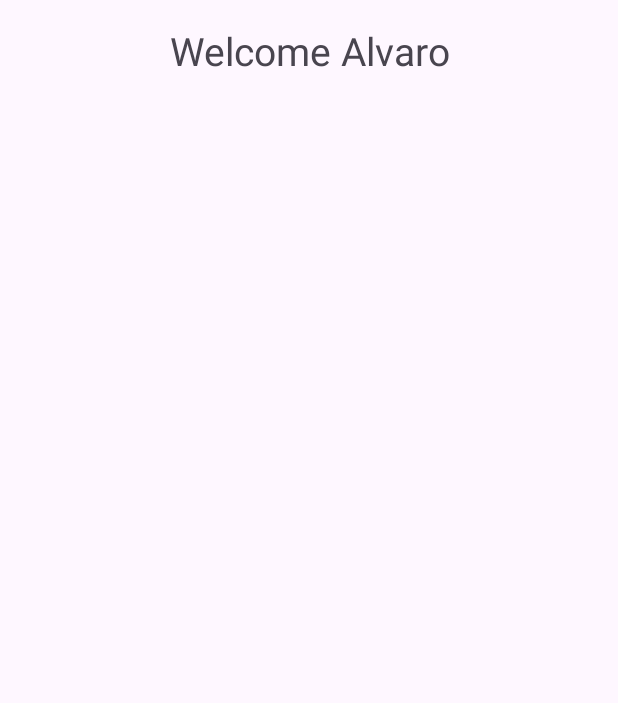
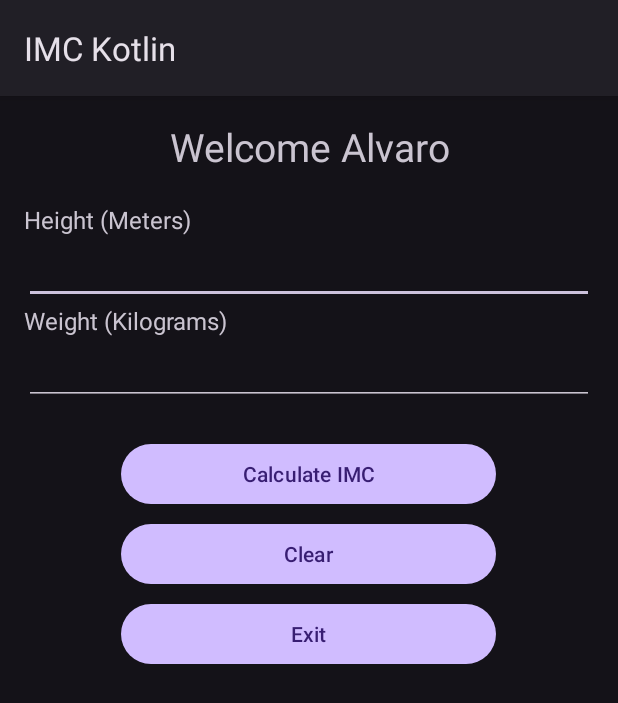
Before and after one commit to INGCapaDev/Calculadora-Imc-Kotlin, an Android app: the screen it shows after launch (MainActivity), on a phone screen of 412 x 824 dp. Shown: the top 703 px of the screen. Run offline under Robolectric (Android 15) with nearby library versions, the phone set to English and light mode, and no system bars.

Commit message:
App Layout and Theme

```diff
--- a/app/src/main/AndroidManifest.xml
+++ b/app/src/main/AndroidManifest.xml
@@ -10,7 +10,7 @@
         android:label="@string/app_name"
         android:roundIcon="@mipmap/ic_launcher_round"
         android:supportsRtl="true"
-        android:theme="@style/Theme.IMCKotlin"
+        android:theme="@style/Theme.Material3.Dark"
         tools:targetApi="31">
         <activity
             android:name=".MainActivity"
--- a/app/src/main/res/layout/activity_main.xml
+++ b/app/src/main/res/layout/activity_main.xml
@@ -14,10 +14,70 @@
        <TextView
            android:layout_width="match_parent"
            android:layout_height="wrap_content"
+           android:layout_marginBottom="20dp"
            android:textAlignment="center"
            android:textSize="26sp"
            android:text="@string/greeting"/>
 
+       <TextView
+           android:layout_width="match_parent"
+           android:layout_height="wrap_content"
+           android:labelFor="@+id/txtHeight"
+           android:text="@string/height"
+           android:textSize="16sp"/>
+
+       <EditText
+           android:layout_width="match_parent"
+           android:layout_height="wrap_content"
+           android:id="@+id/txtHeight"
+           android:autofillHints=""
+           android:inputType="numberDecimal"/>
+
+       <TextView
+           android:layout_width="match_parent"
+           android:layout_height="wrap_content"
+           android:labelFor="@+id/txtWeight"
+           android:text="@string/weight"
+           android:textSize="16sp"/>
+
+       <EditText
+           android:layout_width="match_parent"
+           android:layout_height="wrap_content"
+           android:id="@+id/txtWeight"
+           android:autofillHints=""
+           android:inputType="numberDecimal"/>
+
+       <TextView
+           android:layout_width="match_parent"
+           android:layout_height="wrap_content"
+           android:id="@+id/lblIMC"
+           android:textSize="16sp"/>
+
+       <Button
+           android:layout_width="250dp"
+           android:layout_height="wrap_content"
+           android:layout_gravity="center"
+           android:layout_marginBottom="5dp"
+           android:text="@string/calculate"
+           android:id="@+id/btnCalculate"/>
+
+       <Button
+           android:layout_width="250dp"
+           android:layout_height="wrap_content"
+           android:layout_gravity="center"
+           android:layout_marginBottom="5dp"
+           android:text="@string/clear"
+           android:id="@+id/btnClear"/>
+
+       <Button
+           android:layout_width="250dp"
+           android:layout_height="wrap_content"
+           android:layout_gravity="center"
+           android:text="@string/exit"
+           android:id="@+id/btnExit"/>
+
+
+
    </LinearLayout>
 
 </androidx.constraintlayout.widget.ConstraintLayout>
--- a/app/src/main/res/values/strings.xml
+++ b/app/src/main/res/values/strings.xml
@@ -1,4 +1,9 @@
 <resources>
     <string name="app_name">IMC Kotlin</string>
     <string name="greeting">Welcome Alvaro</string>
+    <string name="height">Height (Meters)</string>
+    <string name="weight">Weight (Kilograms)</string>
+    <string name="calculate">Calculate IMC</string>
+    <string name="clear">Clear</string>
+    <string name="exit">Exit</string>
 </resources>
```
Also changed, not shown: app/src/main/res/xml/data_extraction_rules.xml (line endings or trailing spaces).
